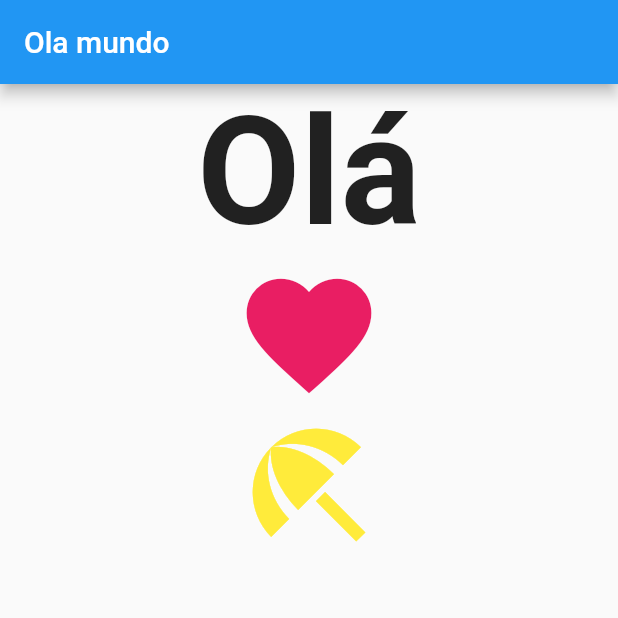
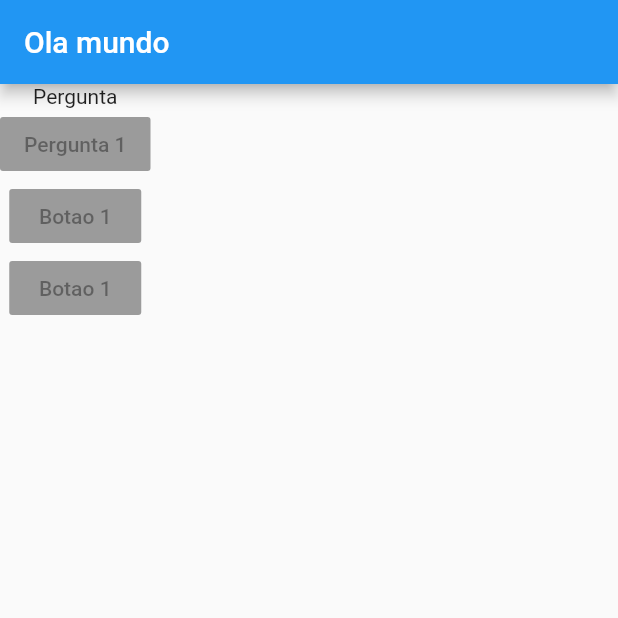
Before and after one commit to talitaoliveira/flutter-studies, a Flutter app: the screen it shows after launch, on a phone screen of 412 x 824 dp, the top half of it. Run offline on Flutter 3.47's test engine with Material 2 defaults, Android fonts, the phone set to English and light mode, and no system bars.

Commit message:
Second excercise

```diff
--- a/hello_world/lib/main.dart
+++ b/hello_world/lib/main.dart
@@ -6,28 +6,29 @@ class MyApp extends StatelessWidget {
   @override
   Widget build(BuildContext context) {
     return MaterialApp(
+        title: 'Hello World',
         home: Scaffold(
-            appBar: AppBar(title: Text('Ola mundo')),
-            body: ListView(
-              children: <Widget>[
-                Container(
-                  child: const Center(
-                      child: Text(
-                    'Olá',
-                    style: TextStyle(fontWeight: FontWeight.bold, fontSize: 100.0),
-                  )),
-                ),
-                Icon(
-                  Icons.favorite,
-                  color: Colors.pink,
-                  size: 100.0,
-                ),
-                Icon(
-                  Icons.beach_access,
-                  color: Colors.yellow,
-                  size: 100.0,
-                )
-              ],
-            )));
+          appBar: AppBar(
+            title: Text('Ola mundo')
+          ),
+          body: Column(
+            children: <Widget>[
+              Text('Pergunta'),
+              RaisedButton(
+                child: Text("Pergunta 1"),
+                onPressed: null
+              ),
+              RaisedButton(
+                child: Text("Botao 1"),
+                onPressed: null
+              ),
+              RaisedButton(
+                child: Text("Botao 1"),
+                onPressed: null
+              )
+            ]
+            )
+        )
+      );
   }
 }
```
